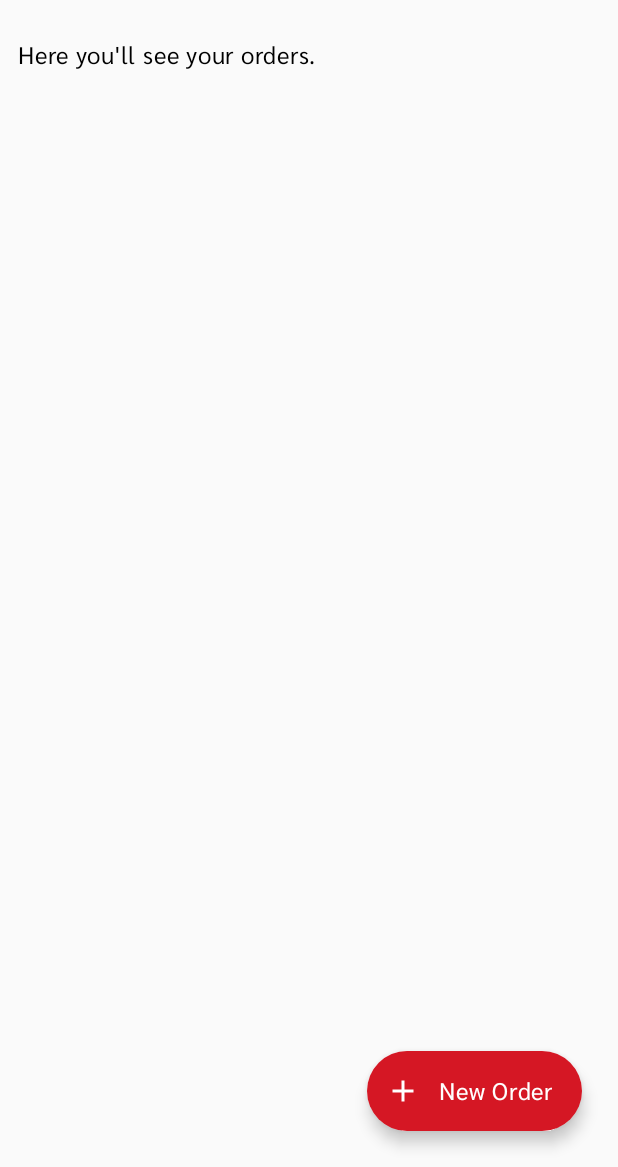
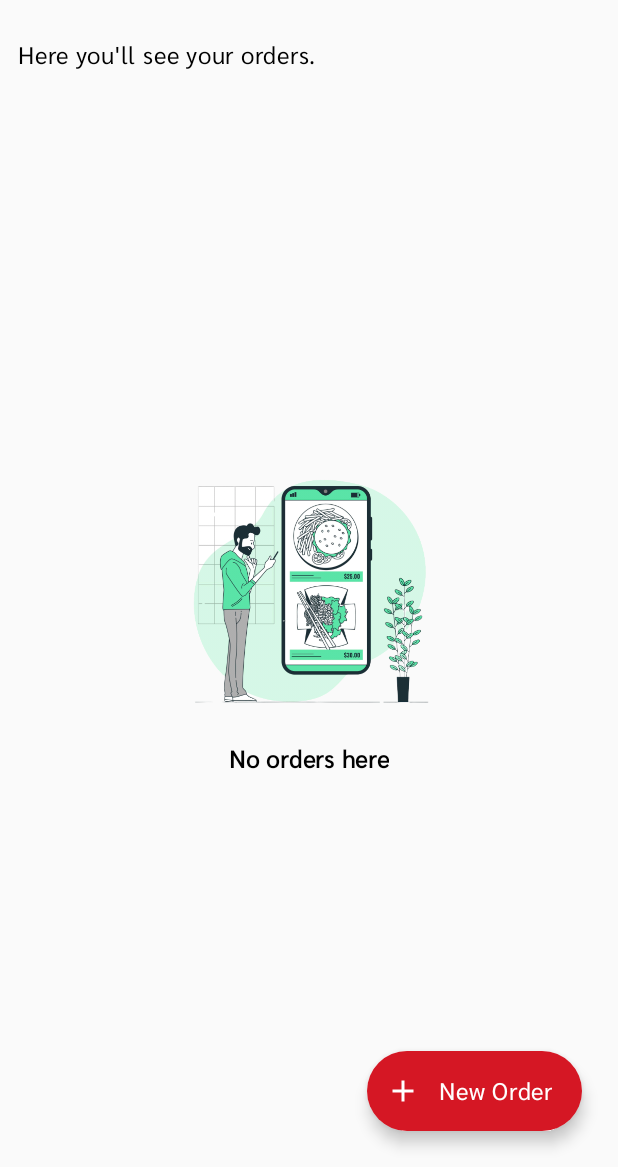
Before and after one commit to BantosBen/chewchase, an Android app: the MainActivity screen opened directly, with no data from a screen before it, on a phone screen of 412 x 824 dp, the part 69-1236 px from its top. Run offline under Robolectric (Android 15) with nearby library versions, the phone set to English and light mode, and no system bars; our stand-ins replace Dagger/Hilt's generated code, Room's generated code, Timber; 1 statement that could not run was skipped.

Commit message:
feat: Home fetch order impl

```diff
--- a/app/src/main/AndroidManifest.xml
+++ b/app/src/main/AndroidManifest.xml
@@ -44,7 +44,7 @@
             </intent-filter>
         </activity>
         <activity
-            android:name=".views.MainActivity"
+            android:name=".views.home.MainActivity"
             android:exported="false" />
     </application>
 
--- a/app/src/main/java/com/banit/chewchase/App.kt
+++ b/app/src/main/java/com/banit/chewchase/App.kt
@@ -16,7 +16,6 @@ class App : Application() {
         super.onCreate()
         application = this
         Timber.plant(Timber.DebugTree())
-
         appInitializer.init()
     }
 
--- a/app/src/main/java/com/banit/chewchase/data/entity/Order.kt
+++ b/app/src/main/java/com/banit/chewchase/data/entity/Order.kt
@@ -8,6 +8,7 @@ data class Order(
     @PrimaryKey(autoGenerate = true)
     val orderId: Int = 0,
     val userId: Int,
+    val name:String,
     val subtotal: Double,
     val tip: Double,
     val orderDate: String
--- /dev/null
+++ b/app/src/main/java/com/banit/chewchase/data/repository/OrderRepository.kt
@@ -0,0 +1,10 @@
+package com.banit.chewchase.data.repository
+
+import com.banit.chewchase.data.dao.OrderDAO
+import javax.inject.Inject
+
+class OrderRepository @Inject constructor(private val orderDAO: OrderDAO) {
+
+    suspend fun getAllOrdersForUser(userId: Int) = orderDAO.getUserOrdersWithFoods(userId)
+
+}
--- a/app/src/main/java/com/banit/chewchase/di/AppModule.kt
+++ b/app/src/main/java/com/banit/chewchase/di/AppModule.kt
@@ -5,7 +5,9 @@ import androidx.room.Room
 import com.banit.chewchase.data.AppDatabase
 import com.banit.chewchase.data.AppInitializer
 import com.banit.chewchase.data.dao.MenuDAO
+import com.banit.chewchase.data.dao.OrderDAO
 import com.banit.chewchase.data.dao.UserDAO
+import com.banit.chewchase.data.repository.OrderRepository
 import com.banit.chewchase.data.repository.UserRepository
 import dagger.Module
 import dagger.Provides
@@ -55,4 +57,13 @@ class AppModule {
     fun provideUserRepository(userDAO: UserDAO): UserRepository {
         return UserRepository(userDAO)
     }
+
+    @Provides
+    @Singleton
+    fun provideOrderDAO(database: AppDatabase): OrderDAO = database.orderDAO()
+
+    @Provides
+    @Singleton
+    fun provideOrderRepository(orderDAO: OrderDAO): OrderRepository = OrderRepository(orderDAO)
+
 }
--- a/app/src/main/java/com/banit/chewchase/utils/PrefManager.kt
+++ b/app/src/main/java/com/banit/chewchase/utils/PrefManager.kt
@@ -46,8 +46,8 @@ class PrefManager {
         editor!!.commit()
     }
 
-    fun getUserID(): String {
-        return pref!!.getString("user_id", "0")!!
+    fun getUserID(): Int {
+        return pref!!.getString("user_id", "0")!!.toInt()
     }
     fun getReferralCode(): String {
         return pref!!.getString("ref_code", "XXXXX")!!
--- a/app/src/main/java/com/banit/chewchase/views/MainActivity.kt
+++ /dev/null
@@ -1,12 +0,0 @@
-package com.banit.chewchase.views
-
-import androidx.appcompat.app.AppCompatActivity
-import android.os.Bundle
-import com.banit.chewchase.R
-
-class MainActivity : AppCompatActivity() {
-    override fun onCreate(savedInstanceState: Bundle?) {
-        super.onCreate(savedInstanceState)
-        setContentView(R.layout.activity_main)
-    }
-}
--- a/app/src/main/java/com/banit/chewchase/views/SplashActivity.kt
+++ b/app/src/main/java/com/banit/chewchase/views/SplashActivity.kt
@@ -11,6 +11,7 @@ import com.banit.chewchase.R
 import com.banit.chewchase.utils.PrefManager
 import com.banit.chewchase.utils.loadActivity
 import com.banit.chewchase.views.auth.SignInActivity
+import com.banit.chewchase.views.home.MainActivity
 
 class SplashActivity : AppCompatActivity() {
     private lateinit var mContext: Context
--- a/app/src/main/java/com/banit/chewchase/views/auth/SignInActivity.kt
+++ b/app/src/main/java/com/banit/chewchase/views/auth/SignInActivity.kt
@@ -8,7 +8,7 @@ import com.banit.chewchase.databinding.ActivitySignInBinding
 import com.banit.chewchase.utils.DialogUtils
 import com.banit.chewchase.utils.PrefManager
 import com.banit.chewchase.utils.loadActivity
-import com.banit.chewchase.views.MainActivity
+import com.banit.chewchase.views.home.MainActivity
 import dagger.hilt.android.AndroidEntryPoint
 
 @AndroidEntryPoint
--- /dev/null
+++ b/app/src/main/java/com/banit/chewchase/views/home/HomeViewModel.kt
@@ -0,0 +1,18 @@
+package com.banit.chewchase.views.home
+
+import androidx.lifecycle.ViewModel
+import androidx.lifecycle.liveData
+import com.banit.chewchase.data.repository.OrderRepository
+import dagger.hilt.android.lifecycle.HiltViewModel
+import kotlinx.coroutines.Dispatchers
+import javax.inject.Inject
+
+
+@HiltViewModel
+class HomeViewModel @Inject constructor(private val repository: OrderRepository) : ViewModel() {
+
+    fun fetchOrdersForUser(userId: Int) = liveData(Dispatchers.IO) {
+        val orders = repository.getAllOrdersForUser(userId)
+        emit(orders)
+    }
+}
--- /dev/null
+++ b/app/src/main/java/com/banit/chewchase/views/home/MainActivity.kt
@@ -0,0 +1,52 @@
+package com.banit.chewchase.views.home
+
+import android.content.Context
+import android.os.Bundle
+import android.view.View
+import androidx.activity.viewModels
+import androidx.appcompat.app.AppCompatActivity
+import androidx.lifecycle.Observer
+import com.banit.chewchase.adapters.OrderAdapter
+import com.banit.chewchase.data.models.UserOrdersWithFoods
+import com.banit.chewchase.databinding.ActivityMainBinding
+import com.banit.chewchase.utils.PrefManager
+import com.banit.chewchase.utils.loadActivity
+import com.banit.chewchase.views.NewOrderActivity
+import com.banit.chewchase.views.ViewOrderActivity
+import dagger.hilt.android.AndroidEntryPoint
+
+@AndroidEntryPoint
+class MainActivity : AppCompatActivity() {
+    private lateinit var binding: ActivityMainBinding
+    private lateinit var orderAdapter: OrderAdapter
+    private lateinit var mContext: Context
+    private val viewModel: HomeViewModel by viewModels()
+
+    override fun onCreate(savedInstanceState: Bundle?) {
+        super.onCreate(savedInstanceState)
+        binding = ActivityMainBinding.inflate(layoutInflater)
+        mContext = this
+        setContentView(binding.root)
+
+        orderAdapter = OrderAdapter(arrayListOf())
+        orderAdapter.onOrderClickListener = object : OrderAdapter.OnOrderClickListener {
+            override fun onOrderClick(userOrdersWithFoods: UserOrdersWithFoods) {
+                val data = HashMap<String, String>()
+                data["id"] = userOrdersWithFoods.order.orderId.toString()
+                loadActivity(mContext, ViewOrderActivity::class.java, dataString = data)
+            }
+        }
+        binding.recyclerView.adapter = orderAdapter
+
+        binding.fabNewOrder.setOnClickListener {
+            loadActivity(mContext, NewOrderActivity::class.java)
+        }
+
+        viewModel.fetchOrdersForUser(PrefManager().getUserID()).observe(this, Observer { orders ->
+            if (orders.isNotEmpty()) {
+                binding.emptyLayout.visibility = View.GONE
+                orderAdapter.updateData(orders)
+            }
+        })
+    }
+}
--- a/app/src/main/res/layout/activity_main.xml
+++ b/app/src/main/res/layout/activity_main.xml
@@ -4,13 +4,15 @@
     xmlns:tools="http://schemas.android.com/tools"
     android:layout_width="match_parent"
     android:layout_height="match_parent"
-    tools:context=".views.MainActivity">
+    tools:context=".views.home.MainActivity">
+
     <androidx.appcompat.widget.Toolbar
         android:layout_width="match_parent"
         android:layout_height="wrap_content"
         app:title="ChewChase"
         app:layout_constraintTop_toTopOf="parent"
-        android:id="@+id/toolbar"/>
+        android:id="@+id/toolbar" />
+
     <androidx.constraintlayout.widget.ConstraintLayout
         android:layout_width="match_parent"
         android:layout_height="0dp"
@@ -24,12 +26,15 @@
             android:text="Here you'll see your orders."
             android:id="@+id/txt.title"
             android:textAppearance="?textAppearanceBody1"/>
+
         <androidx.recyclerview.widget.RecyclerView
             android:layout_width="match_parent"
             tools:listitem="@layout/order_item"
             android:layout_height="wrap_content"
+            android:id="@+id/recycler_view"
+            android:layout_marginTop="8dp"
             app:layout_constraintTop_toBottomOf="@id/txt.title"
-            android:layout_marginTop="8dp"/>
+            app:layoutManager="androidx.recyclerview.widget.LinearLayoutManager" />
 
 
     </androidx.constraintlayout.widget.ConstraintLayout>
@@ -47,5 +52,35 @@
         android:id="@+id/fab.new.order"
         app:icon="@drawable/baseline_add"/>
 
+    <androidx.constraintlayout.widget.ConstraintLayout
+        android:layout_width="match_parent"
+        android:layout_height="0dp"
+        android:id="@+id/empty.layout"
+        app:layout_constraintTop_toBottomOf="@id/toolbar"
+        app:layout_constraintBottom_toBottomOf="parent">
+        <ImageView
+            android:layout_width="170dp"
+            android:layout_height="170dp"
+            app:tint="@null"
+            android:id="@+id/img.order"
+            app:layout_constraintTop_toTopOf="parent"
+            app:layout_constraintBottom_toBottomOf="parent"
+            app:layout_constraintStart_toStartOf="parent"
+            app:layout_constraintEnd_toEndOf="parent"
+            android:src="@drawable/ic_order"/>
+        <TextView
+            app:layout_constraintTop_toBottomOf="@id/img.order"
+            app:layout_constraintStart_toStartOf="parent"
+            app:layout_constraintEnd_toEndOf="parent"
+            android:text="No orders here"
+            android:textAppearance="?textAppearanceBody1"
+            android:textStyle="bold"
+            android:layout_marginTop="12dp"
+            android:layout_width="wrap_content"
+            android:layout_height="wrap_content"/>
+
+    </androidx.constraintlayout.widget.ConstraintLayout>
+
+
 
 </androidx.constraintlayout.widget.ConstraintLayout>
```
Also changed, not shown: app/src/main/java/com/banit/chewchase/adapters/OrderAdapter.kt (added, +61 -0 lines), app/src/main/res/layout/order_item.xml (+30 -1 lines).
